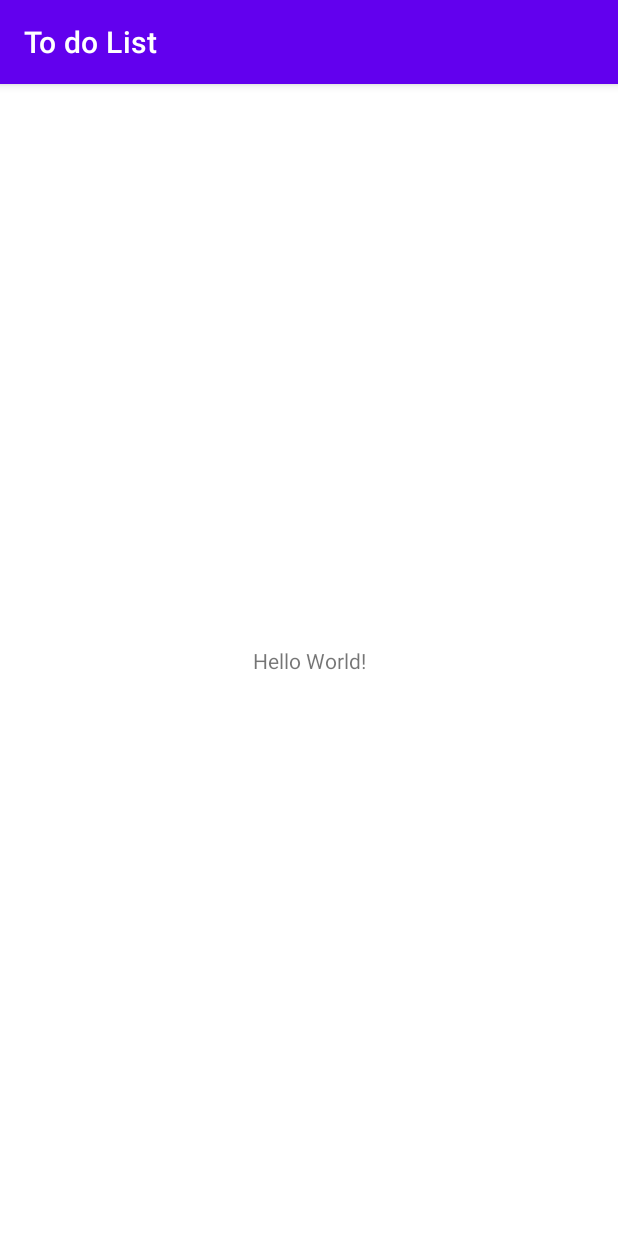
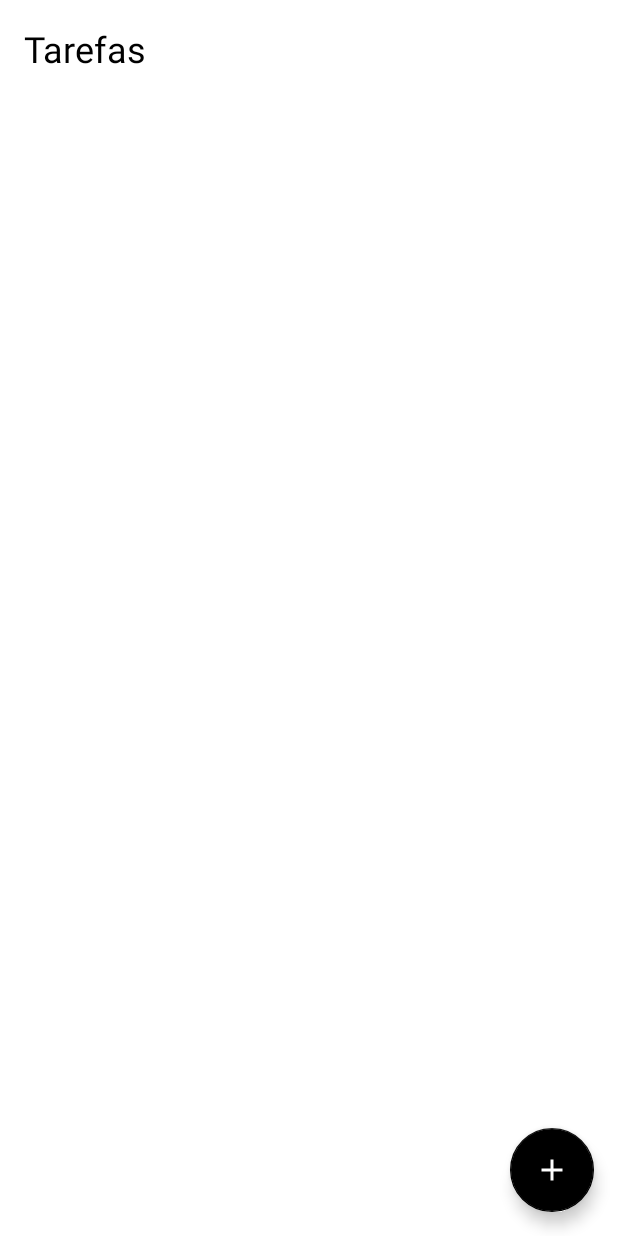
Before and after one commit to dijoncavalcante/todo-list, an Android app: the screen it shows after launch (MainActivity), on a phone screen of 412 x 824 dp. Run offline under Robolectric (Android 15) with nearby library versions, the phone set to English and light mode, and no system bars.

Commit message:
chore: Add activity_add_task screen

```diff
--- /dev/null
+++ b/app/src/main/res/drawable/ic_add.xml
@@ -0,0 +1,5 @@
+<vector android:height="24dp" android:tint="#FFFFFF"
+    android:viewportHeight="24" android:viewportWidth="24"
+    android:width="24dp" xmlns:android="http://schemas.android.com/apk/res/android">
+    <path android:fillColor="@android:color/white" android:pathData="M19,13h-6v6h-2v-6H5v-2h6V5h2v6h6v2z"/>
+</vector>
--- a/app/src/main/res/layout/activity_main.xml
+++ b/app/src/main/res/layout/activity_main.xml
@@ -7,12 +7,23 @@
     tools:context=".MainActivity">
 
     <TextView
+        android:id="@+id/tv_title"
         android:layout_width="wrap_content"
         android:layout_height="wrap_content"
-        android:text="Hello World!"
-        app:layout_constraintBottom_toBottomOf="parent"
-        app:layout_constraintLeft_toLeftOf="parent"
-        app:layout_constraintRight_toRightOf="parent"
+        android:layout_margin="16dp"
+        android:text="@string/tasks"
+        android:textColor="@color/black"
+        android:textSize="24sp"
+        app:layout_constraintStart_toStartOf="parent"
         app:layout_constraintTop_toTopOf="parent" />
 
+    <com.google.android.material.floatingactionbutton.FloatingActionButton
+        android:layout_width="wrap_content"
+        android:layout_height="wrap_content"
+        app:layout_constraintEnd_toEndOf="parent"
+        app:layout_constraintBottom_toBottomOf="parent"
+        app:srcCompat="@drawable/ic_add"
+        android:layout_margin="16dp"
+        />
+
 </androidx.constraintlayout.widget.ConstraintLayout>
--- a/app/src/main/res/values-night/themes.xml
+++ b/app/src/main/res/values-night/themes.xml
@@ -1,9 +1,9 @@
 <resources xmlns:tools="http://schemas.android.com/tools">
     <!-- Base application theme. -->
-    <style name="Theme.ToDoList" parent="Theme.MaterialComponents.DayNight.DarkActionBar">
+    <style name="Theme.ToDoList" parent="Theme.MaterialComponents.Light.NoActionBar">
         <!-- Primary brand color. -->
         <item name="colorPrimary">@color/purple_200</item>
-        <item name="colorPrimaryVariant">@color/purple_700</item>
+        <item name="colorPrimaryVariant">@color/black</item>
         <item name="colorOnPrimary">@color/black</item>
         <!-- Secondary brand color. -->
         <item name="colorSecondary">@color/teal_200</item>
--- a/app/src/main/res/values/strings.xml
+++ b/app/src/main/res/values/strings.xml
@@ -1,3 +1,9 @@
 <resources>
     <string name="app_name">To do List</string>
+    <string name="tasks">Tarefas</string>
+    <string name="create_task">Criar Tarefa</string>
+    <string name="title_label">Título</string>
+    <string name="data_label">Data</string>
+    <string name="hora_label">Hora</string>
+    <string name="cancelar_label">Cancelar</string>
 </resources>
--- a/app/src/main/res/values/themes.xml
+++ b/app/src/main/res/values/themes.xml
@@ -1,14 +1,14 @@
 <resources xmlns:tools="http://schemas.android.com/tools">
     <!-- Base application theme. -->
-    <style name="Theme.ToDoList" parent="Theme.MaterialComponents.DayNight.DarkActionBar">
+    <style name="Theme.ToDoList" parent="Theme.MaterialComponents.Light.NoActionBar">
         <!-- Primary brand color. -->
-        <item name="colorPrimary">@color/purple_500</item>
-        <item name="colorPrimaryVariant">@color/purple_700</item>
+        <item name="colorPrimary">@color/black</item>
+        <item name="colorPrimaryVariant">@color/black</item>
         <item name="colorOnPrimary">@color/white</item>
         <!-- Secondary brand color. -->
-        <item name="colorSecondary">@color/teal_200</item>
+        <item name="colorSecondary">@color/black</item>
         <item name="colorSecondaryVariant">@color/teal_700</item>
-        <item name="colorOnSecondary">@color/black</item>
+        <item name="colorOnSecondary">@color/white</item>
         <!-- Status bar color. -->
         <item name="android:statusBarColor" tools:targetApi="l">?attr/colorPrimaryVariant</item>
         <!-- Customize your theme here. -->
```
Also changed, not shown: app/src/main/res/drawable/ic_back.xml (added, +11 -0 lines), app/src/main/res/drawable/ic_calendar.xml (added, +10 -0 lines), app/src/main/res/drawable/ic_timer.xml (added, +10 -0 lines), app/src/main/res/layout/activity_add_task.xml (added, +107 -0 lines).
